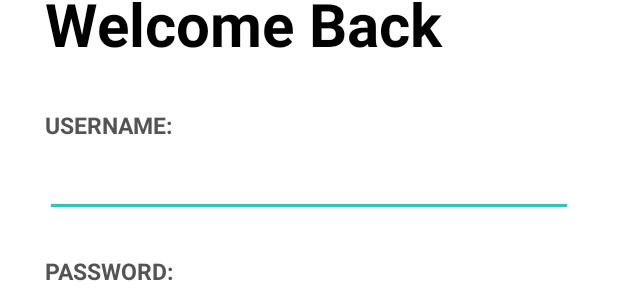
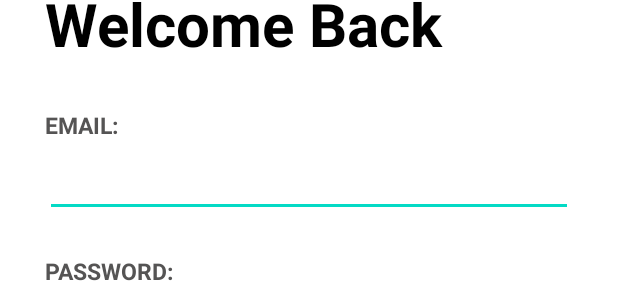
Before and after one commit to kylewong99/recycle-app, an Android app: the layout activity_login2.xml on its own in the app's theme, with its tools: preview values and no code run, on a phone screen of 412 x 824 dp. Shown: the part 238-545 px from the top of the screen. Run offline under Robolectric (Android 15) with nearby library versions, the phone set to English and light mode, and no system bars.

Commit message:
Implemented firebase login service with updated UI & added forgot password function

```diff
--- a/app/src/main/res/layout/activity_login2.xml
+++ b/app/src/main/res/layout/activity_login2.xml
@@ -21,29 +21,27 @@
     </TextView>
 
     <TextView
-        android:id="@+id/tv_username"
+        android:id="@+id/tv_email"
         android:layout_width="wrap_content"
         android:layout_height="wrap_content"
-        android:text="USERNAME:"
+        android:layout_below="@+id/title"
+        android:layout_marginLeft="30sp"
+        android:layout_marginTop="30dp"
+        android:text="EMAIL:"
         android:textColor="#555454"
-        android:textStyle="bold"
         android:textSize="15sp"
-        android:layout_below="@+id/title"
-        android:layout_marginTop="30dp"
-        android:layout_marginLeft="30sp">
-    </TextView>
+        android:textStyle="bold"></TextView>
 
     <EditText
-        android:id="@+id/et_username"
+        android:id="@+id/et_email"
         android:layout_width="match_parent"
         android:layout_height="wrap_content"
+        android:layout_below="@+id/tv_email"
         android:layout_marginStart="30dp"
-        android:layout_below="@+id/tv_username"
         android:layout_marginTop="5dp"
         android:layout_marginEnd="30dp"
-        android:inputType="text"
-        android:layout_marginBottom="10dp">
-    </EditText>
+        android:layout_marginBottom="10dp"
+        android:inputType="text"></EditText>
 
     <TextView
         android:id="@+id/tv_password"
@@ -54,7 +52,7 @@
         android:textStyle="bold"
         android:textSize="15sp"
         android:layout_marginTop="15dp"
-        android:layout_below="@+id/et_username"
+        android:layout_below="@+id/et_email"
         android:layout_marginLeft="30sp">
     </TextView>
 
@@ -62,39 +60,36 @@
         android:id="@+id/et_password"
         android:layout_width="match_parent"
         android:layout_height="wrap_content"
+        android:layout_below="@+id/tv_password"
         android:layout_marginStart="30dp"
-        android:layout_below="@+id/tv_password"
         android:layout_marginTop="5dp"
         android:layout_marginEnd="30dp"
-        android:inputType="textPassword"
-        android:layout_marginBottom="10dp">
-    </EditText>
+        android:layout_marginBottom="10dp"
+        android:inputType="textPassword"></EditText>
 
     <TextView
         android:id="@+id/forgot_password"
         android:layout_width="wrap_content"
         android:layout_height="wrap_content"
+        android:layout_below="@+id/et_password"
         android:layout_alignParentEnd="true"
         android:layout_marginTop="1dp"
-        android:layout_below="@+id/et_password"
         android:layout_marginRight="30dp"
         android:text="Forgot Password?"
-        android:textSize="15sp">
-    </TextView>
+        android:textSize="15sp"></TextView>
 
     <Button
         android:id="@+id/login_btn"
+        android:layout_width="match_parent"
+        android:layout_height="60dp"
+        android:layout_below="@+id/forgot_password"
+        android:layout_marginLeft="40dp"
+        android:layout_marginTop="20dp"
+        android:layout_marginRight="40dp"
         android:text="LOGIN"
         android:textColor="@color/white"
         android:textSize="20sp"
-        android:textStyle="bold"
-        android:layout_marginLeft="40dp"
-        android:layout_marginRight="40dp"
-        android:layout_below="@+id/forgot_password"
-        android:layout_marginTop="20dp"
-        android:layout_width="match_parent"
-        android:layout_height="60dp">
-    </Button>
+        android:textStyle="bold"></Button>
 
     <TextView
         android:id="@+id/create_account"
@@ -108,37 +103,35 @@
 
     <Button
         android:id="@+id/google_login_btn"
+        android:layout_width="match_parent"
+        android:layout_height="60dp"
+        android:layout_below="@+id/create_account"
+        android:layout_marginLeft="40dp"
+        android:layout_marginTop="20dp"
+        android:layout_marginRight="40dp"
+        android:backgroundTint="@color/red"
+        android:drawableLeft="@drawable/ic_google"
         android:text="Login with Google"
-        android:drawableLeft="@drawable/ic_google"
-        android:backgroundTint="@color/red"
+        android:textAllCaps="false"
         android:textColor="@color/white"
-        android:textAllCaps="false"
         android:textSize="20sp"
-        android:textStyle="bold"
-        android:layout_marginLeft="40dp"
-        android:layout_marginRight="40dp"
-        android:layout_below="@+id/create_account"
-        android:layout_marginTop="20dp"
-        android:layout_width="match_parent"
-        android:layout_height="60dp">
-    </Button>
+        android:textStyle="bold"></Button>
 
     <Button
         android:id="@+id/facebook_login_btn"
-        android:text="Login with Facebook"
+        android:layout_width="match_parent"
+        android:layout_height="60dp"
+        android:layout_below="@+id/google_login_btn"
+        android:layout_marginLeft="40dp"
+        android:layout_marginTop="20dp"
+        android:layout_marginRight="40dp"
+        android:backgroundTint="@color/blue"
         android:drawableLeft="@drawable/ic_facebook"
         android:drawablePadding="20dp"
-        android:backgroundTint="@color/blue"
+        android:text="Login with Facebook"
+        android:textAllCaps="false"
         android:textColor="@color/white"
-        android:textAllCaps="false"
         android:textSize="20sp"
-        android:textStyle="bold"
-        android:layout_marginLeft="40dp"
-        android:layout_marginRight="40dp"
-        android:layout_below="@+id/google_login_btn"
-        android:layout_marginTop="20dp"
-        android:layout_width="match_parent"
-        android:layout_height="60dp">
-    </Button>
+        android:textStyle="bold"></Button>
 
 </RelativeLayout>
```
Also changed, not shown: app/src/main/java/com/example/recycleapplication/LoginActivity2.java (+284 -0 lines), app/src/main/java/com/example/recycleapplication/RegisterActivity.java (+143 -0 lines), app/src/main/res/layout/activity_register.xml (+17 -21 lines).
